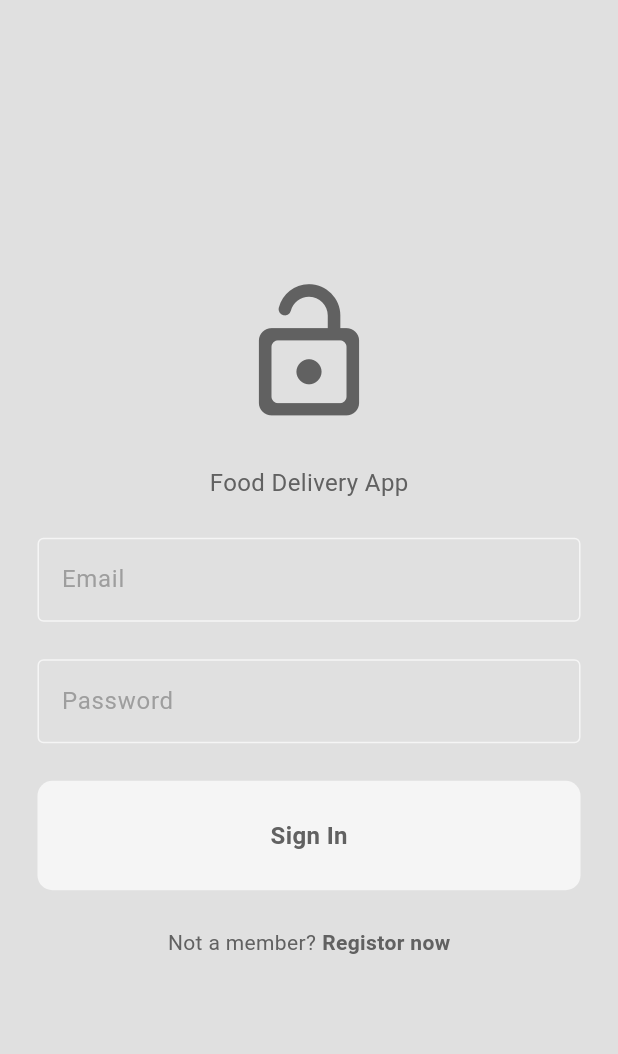
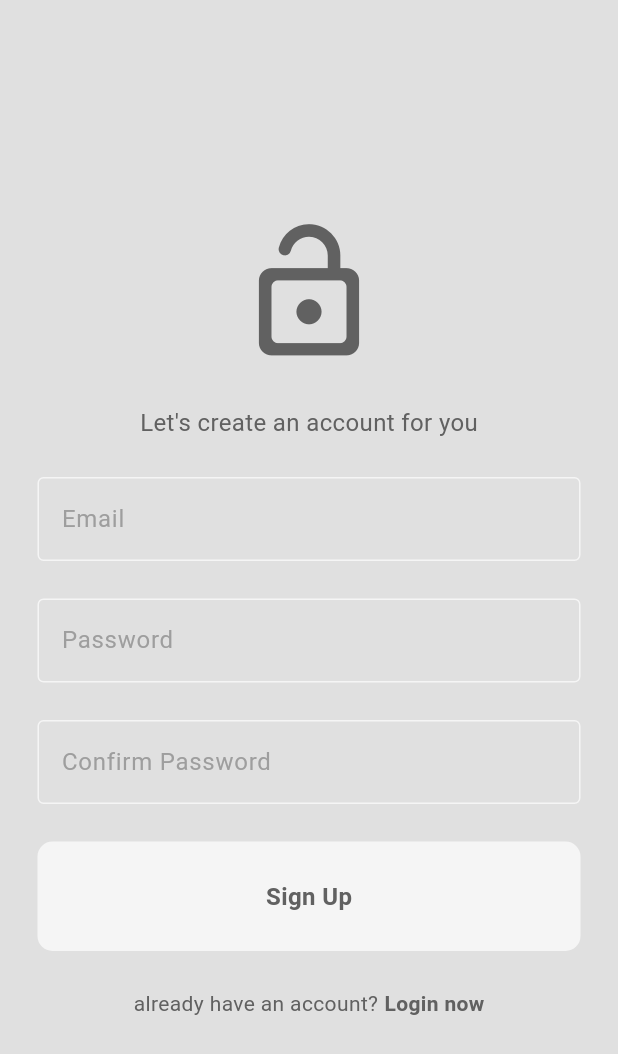
Before and after one commit to HashirSaudKhan/FULL-Food-Delivery-App-w-Backend, a Flutter app: the screen it shows after launch, after a tap on "Registor now", on a phone screen of 412 x 824 dp. Shown: the top 1054 px of the screen. Run offline on Flutter 3.47's test engine with Material 3 defaults, Android fonts, the phone set to English and light mode, and no system bars.

Commit message:
create Login and Registor UI

```diff
--- /dev/null
+++ b/lib/auth/login_or_registor_page.dart
@@ -0,0 +1,34 @@
+import 'package:flutter/material.dart';
+import 'package:full_food_delivery_app_with_backend/pages/login_page.dart';
+import 'package:full_food_delivery_app_with_backend/pages/registor_page.dart';
+
+class LoginOrRegistorPage extends StatefulWidget {
+  const LoginOrRegistorPage({super.key});
+
+  @override
+  State<LoginOrRegistorPage> createState() => _LoginOrRegistorPageState();
+}
+
+class _LoginOrRegistorPageState extends State<LoginOrRegistorPage> {
+
+
+  //Initially, show login page
+  bool showLoginPage = true;
+
+  // toggle between login or registor
+  void togglePages(){
+    setState(() {
+      showLoginPage = !showLoginPage;
+    });
+  }
+
+
+  @override
+  Widget build(BuildContext context) {
+    if(showLoginPage){
+      return LoginPage(onTap: togglePages);
+    }else{
+      return RegistorPage(onTap: togglePages);
+    }
+  }
+}
--- a/lib/main.dart
+++ b/lib/main.dart
@@ -1,5 +1,7 @@
 import 'package:flutter/material.dart';
+import 'package:full_food_delivery_app_with_backend/auth/login_or_registor_page.dart';
 import 'package:full_food_delivery_app_with_backend/pages/login_page.dart';
+import 'package:full_food_delivery_app_with_backend/pages/registor_page.dart';
 import 'package:full_food_delivery_app_with_backend/themes/theme_provider.dart';
 import 'package:provider/provider.dart';
 
@@ -18,9 +20,7 @@ class MyApp extends StatelessWidget {
   Widget build(BuildContext context) {
     return  MaterialApp(
       debugShowCheckedModeBanner: false,
-      home:  LoginPage(
-        onTap: () {},
-      ),
+      home:  const LoginOrRegistorPage(),
       theme: Provider.of<ThemeProvider>(context).themeData,
     );
   }
--- /dev/null
+++ b/lib/pages/registor_page.dart
@@ -0,0 +1,87 @@
+import 'package:flutter/material.dart';
+import 'package:full_food_delivery_app_with_backend/components/my_button.dart';
+import 'package:full_food_delivery_app_with_backend/components/my_textfield.dart';
+
+class RegistorPage extends StatelessWidget {
+  final Function()? onTap;
+  const RegistorPage({
+    super.key,
+    required this.onTap});
+
+  @override
+  Widget build(BuildContext context) {
+     //Controllers
+    TextEditingController emailController = TextEditingController();
+    TextEditingController passwordController = TextEditingController();
+    TextEditingController confirmPassController = TextEditingController();
+
+    return  Scaffold(
+      backgroundColor: Theme.of(context).colorScheme.surface,
+    body: Center(
+      child: Column(
+        mainAxisAlignment: MainAxisAlignment.center,
+        children: [
+
+          //logo
+          Icon(
+            Icons.lock_open_rounded,
+            size : 100,
+            color: Theme.of(context).colorScheme.inversePrimary),
+
+            const SizedBox(height: 25,),
+
+          // message app slogan
+          Text('Let\'s create an account for you',
+          style: TextStyle(
+            fontSize: 16,
+            color: Theme.of(context).colorScheme.inversePrimary
+          ),),
+
+          const SizedBox(height: 25,),
+
+          // email textfields
+          MyTextfield(controller: emailController, hintText: 'Email', obsecureText: false),
+
+          const SizedBox(height: 25,),
+
+          //password textfield
+          MyTextfield(controller: passwordController, hintText: 'Password', obsecureText: true),
+
+          const SizedBox(height: 25,),
+
+          //Confirm password textfield
+          MyTextfield(controller: confirmPassController, hintText: 'Confirm Password', obsecureText: true),
+
+          const SizedBox(height: 25,),
+
+          //sign Up button
+          MyButton(onTap: (){}, text: 'Sign Up'),
+
+          const SizedBox(height: 25,),
+
+          // already have an account? Login now
+          Row(
+            mainAxisAlignment: MainAxisAlignment.center,
+            children: [
+
+              Text('already have an account?',style: TextStyle(
+                color: Theme.of(context).colorScheme.inversePrimary,
+              ),),
+
+              const SizedBox(width: 4,),
+
+            GestureDetector(
+                onTap: onTap,
+                child: Text('Login now',style: TextStyle(
+                  color: Theme.of(context).colorScheme.inversePrimary,
+                  fontWeight: FontWeight.bold
+                ),),
+              )
+            ],
+          )
+        ],
+      ),
+    ),
+    );
+  }
+}
```
